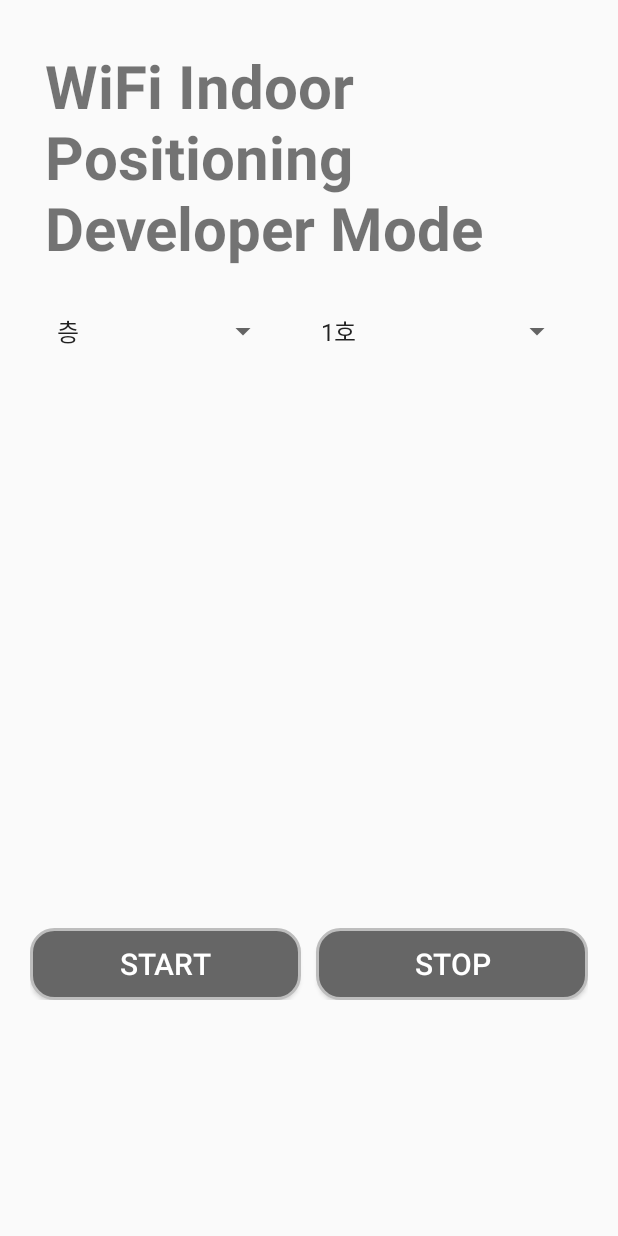
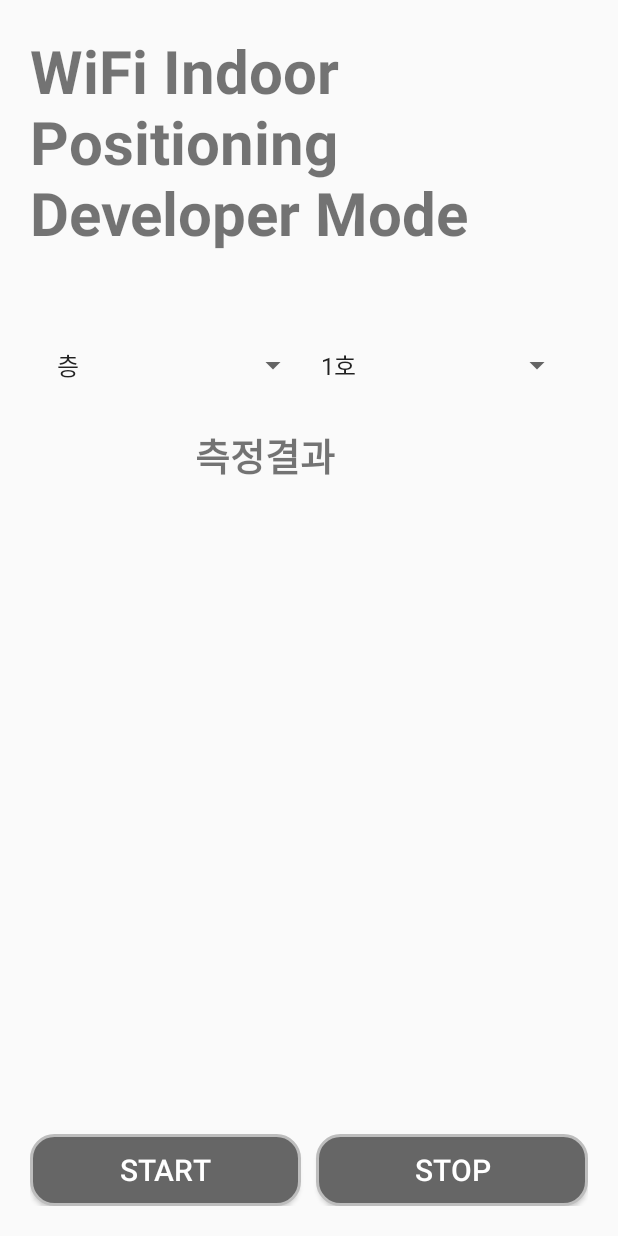
Before and after one commit to agtmwebtoon/indoor-wifi-positioning, an Android app: the screen it shows after launch (MainActivity), on a phone screen of 412 x 824 dp. Run offline under Robolectric (Android 15) with nearby library versions, the phone set to English and light mode, and no system bars; our stand-ins replace Firebase (no records; nobody signed in at launch, a user with empty details on screens opened directly).

Commit message:
Add progress bar when sensing Add listView for showing result Add data model for WiFi data

```diff
--- a/app/src/main/java/com/android/wifiindoorpositioning/MainActivity.java
+++ b/app/src/main/java/com/android/wifiindoorpositioning/MainActivity.java
@@ -17,9 +17,12 @@ import android.widget.ArrayAdapter;
 import android.widget.Button;
 import android.widget.EditText;
 import android.widget.ListView;
+import android.widget.ProgressBar;
 import android.widget.Spinner;
 import android.widget.Toast;
 
+import com.android.wifiindoorpositioning.wifimodel.listViewAdapter;
+import com.android.wifiindoorpositioning.wifimodel.wifiModel;
 import com.google.firebase.database.DatabaseReference;
 import com.google.firebase.database.FirebaseDatabase;
 
@@ -31,8 +34,13 @@ public class MainActivity extends AppCompatActivity {
     private DatabaseReference mDatabase;
     Spinner floorNum, roomNum;
     Button startBtn, stopBtn;
+    ListView listView;
     WifiManager wifiManager;
+    ProgressBar progressBar;
+
     BroadcastReceiver wifiScanReceiver;
+    ArrayList<wifiModel> models = new ArrayList<>();
+    listViewAdapter mAdapter;
 
     public int floor;
     public String f,r;
@@ -50,6 +58,11 @@ public class MainActivity extends AppCompatActivity {
         roomNum = (Spinner) findViewById(R.id.roomNum);
         startBtn = (Button) findViewById(R.id.startBtn);
         stopBtn = (Button) findViewById(R.id.stopBtn);
+        listView = (ListView)findViewById(R.id.listView);
+        progressBar = (ProgressBar)findViewById(R.id.progress);
+
+        progressBar.setVisibility(ProgressBar.INVISIBLE);
+
 
         ArrayAdapter<String> adapter = new ArrayAdapter<String>(
                 this, android.R.layout.simple_spinner_item, floors
@@ -62,6 +75,11 @@ public class MainActivity extends AppCompatActivity {
         );
         Radapter.setDropDownViewResource(android.R.layout.simple_spinner_dropdown_item);
         roomNum.setAdapter(Radapter);
+
+        //WiFi 정보 수신 후 listView에 연결할 어뎁터
+
+        mAdapter = new listViewAdapter(this, models);
+        listView.setAdapter(mAdapter);
 
         /**
          * @auther Me
@@ -134,12 +152,16 @@ public class MainActivity extends AppCompatActivity {
         startBtn.setOnClickListener(new View.OnClickListener() {
             @Override
             public void onClick(View view) {
+                //수신 중이면 Progressbar 돌리기
+                progressBar.setVisibility(ProgressBar.VISIBLE);
 
                 boolean success = wifiManager.startScan();
 
                 if (!success) {
                     // scan failure handling
                     Log.d("wifi", "error");
+                    Toast.makeText(getApplicationContext(), "측정 실패", Toast.LENGTH_SHORT).show();
+                    progressBar.setVisibility(ProgressBar.INVISIBLE);
                 }
 
             }
@@ -164,12 +186,27 @@ public class MainActivity extends AppCompatActivity {
     //TODO Firebase에 와이파이 신호 정보 그대로 저장
 
 
+
     private void scanSuccess() {
+        models.clear();
         List<ScanResult> results = wifiManager.getScanResults();
         for( ScanResult result: results) {
-            Log.d("wifi", result.level + " " + result.SSID);
+
+            //Result에서 field가져와서 listview에 들어가는 데이터 갱신
+
+            String ssid = result.SSID;
+            int level = result.level;
+            int freq = result.frequency;
+            long timestamp = result.timestamp;
+
+            models.add(new wifiModel(ssid, level, freq, timestamp));
+            Log.d("wifi", result.toString());
         }
-        Toast.makeText(getApplicationContext(), "완료", Toast.LENGTH_SHORT).show();
+        mAdapter.notifyDataSetChanged();
+
+        //ProgressBar 다시 안보기에
+        progressBar.setVisibility(ProgressBar.INVISIBLE);
+        Toast.makeText(getApplicationContext(), "완료", Toast.LENGTH_LONG).show();
 
     }
 
--- /dev/null
+++ b/app/src/main/java/com/android/wifiindoorpositioning/wifimodel/listViewAdapter.java
@@ -0,0 +1,65 @@
+package com.android.wifiindoorpositioning.wifimodel;
+
+import android.annotation.SuppressLint;
+import android.content.Context;
+import android.text.Layout;
+import android.view.LayoutInflater;
+import android.view.View;
+import android.view.ViewGroup;
+import android.widget.BaseAdapter;
+import android.widget.TextView;
+
+import com.android.wifiindoorpositioning.R;
+
+import java.util.ArrayList;
+
+public class listViewAdapter extends BaseAdapter {
+
+    Context mContext = null;
+    LayoutInflater mLayoutInflator = null;
+    ArrayList<wifiModel> model;
+
+
+    public listViewAdapter(Context context, ArrayList<wifiModel> model){
+        this.mContext = context;
+        this.mLayoutInflator = LayoutInflater.from(mContext);
+        this.model = model;
+
+    }
+
+    @Override
+    public int getCount() {
+        return model.size();
+    }
+
+    @Override
+    public Object getItem(int i) {
+        return model.get(i);
+    }
+
+    @Override
+    public long getItemId(int i) {
+        return i;
+    }
+
+    @Override
+    public View getView(int i, View view, ViewGroup viewGroup) {
+
+        @SuppressLint({"InflateParams", "ViewHolder"})
+        View mView = mLayoutInflator.inflate(R.layout.list_view_layout, null);
+
+        TextView ssid = (TextView) mView.findViewById(R.id.ssid);
+        TextView level = (TextView) mView.findViewById(R.id.level);
+        TextView freq = (TextView) mView.findViewById(R.id.freq);
+        TextView timestamp = (TextView) mView.findViewById(R.id.timestamp);
+
+        ssid.setText(model.get(i).getSSID());
+        level.setText(model.get(i).getLevel());
+        freq.setText(model.get(i).getFrequency());
+        timestamp.setText(model.get(i).getTimestamp());
+
+        return mView;
+
+
+    }
+}
--- a/app/src/main/res/layout/activity_main.xml
+++ b/app/src/main/res/layout/activity_main.xml
@@ -7,10 +7,12 @@
     android:orientation="vertical"
     tools:context=".MainActivity">
 
+
+
     <TextView
         android:layout_width="wrap_content"
         android:layout_height="wrap_content"
-        android:layout_marginLeft="20dp"
+        android:layout_margin="20dp"
         android:text="@string/title"
         android:layout_gravity="center"
         android:textSize="40dp"
@@ -19,32 +21,82 @@
 
     <LinearLayout
         android:layout_width="match_parent"
-        android:layout_height="380dp"
-        android:orientation="horizontal"
+        android:layout_height="wrap_content"
+        android:orientation="vertical"
         android:layout_margin="20dp"
         android:padding="10dp"
+        android:layout_weight="1"
+
+        >
+
+        <LinearLayout
+            android:layout_width="match_parent"
+            android:layout_height="50dp"
+
             >
 
             <Spinner
                 android:id="@+id/floorNum"
                 android:layout_width="match_parent"
-            android:layout_height="wrap_content"
+                android:layout_height="match_parent"
                 android:hint="@string/floorNum"
                 android:inputType="number"
                 android:layout_weight="1"
-            android:layout_marginRight="20dp"
+
 
                 />
 
             <Spinner
                 android:id="@+id/roomNum"
                 android:layout_width="match_parent"
-            android:layout_height="wrap_content"
+                android:layout_height="match_parent"
                 android:ems="10"
                 android:hint="@string/roomNum"
                 android:inputType="text"
                 android:layout_weight="1"
                 />
+
+
+        </LinearLayout>
+
+        <LinearLayout
+            android:layout_width="match_parent"
+            android:layout_height="50dp"
+            android:gravity="center"
+            android:layout_margin="10dp"
+            >
+
+            <TextView
+                android:layout_width="wrap_content"
+                android:layout_height="wrap_content"
+                android:text="측정결과"
+                android:textSize="25sp"
+                android:textStyle="bold"
+                android:layout_marginRight="10dp"
+                />
+
+            <com.google.android.material.progressindicator.CircularProgressIndicator
+                android:layout_width="wrap_content"
+                android:layout_height="match_parent"
+                android:indeterminate="true"
+                android:id="@+id/progress"
+
+                />
+
+
+        </LinearLayout>
+
+
+
+
+        <ListView
+            android:layout_width="match_parent"
+            android:layout_height="match_parent"
+            android:id="@+id/listView"
+
+            />
+
+
 
     </LinearLayout>
 
```
Also changed, not shown: app/src/main/java/com/android/wifiindoorpositioning/wifimodel/wifiModel.java (added, +44 -0 lines), app/src/main/res/layout/list_view_layout.xml (added, +57 -0 lines). Lines whose indentation alone changed are shown as unchanged.
